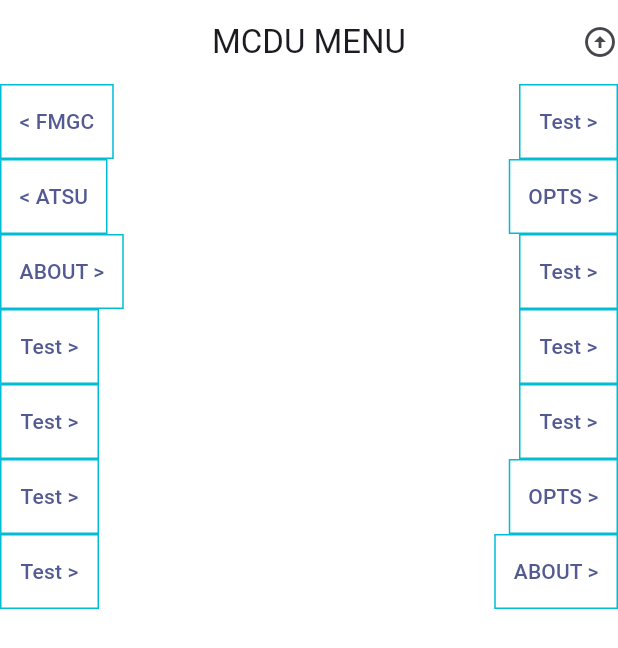
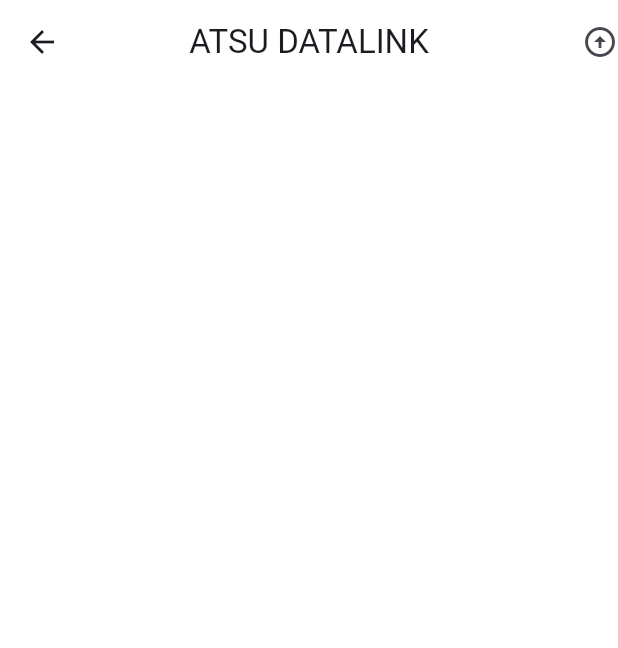
Before and after one commit to wotanut/papl-cw, a Flutter app: the screen it shows after launch, after a tap on an icon or button, on a phone screen of 412 x 824 dp. Shown: the top 648 px of the screen. Run offline on Flutter 3.47's test engine with Material 3 defaults, Android fonts, the phone set to English and light mode, and no system bars.

Commit message:
Add callback functionality to mcduEntryBTN and create DlkPage for navigation

```diff
--- a/app/lib/button.dart
+++ b/app/lib/button.dart
@@ -4,10 +4,15 @@
   final int slk; // slk = Select Key
   final bool isRightSide;
   final String title;
+  final VoidCallback callback;
   // FIXME- Add link to page
 
   const mcduEntryBTN(
-      {super.key, this.slk = 1, this.isRightSide = false, this.title = "Test"});
+      {super.key,
+      this.slk = 1,
+      this.isRightSide = false,
+      this.title = "Test",
+      required this.callback});
 
   @override
   State<mcduEntryBTN> createState() => _mcduEntryBTNState();
@@ -18,17 +23,16 @@
   Widget build(BuildContext context) {
     var actualTitle = widget.title;
     if (widget.isRightSide) {
+      actualTitle = "${widget.title} >";
+    } else {
       actualTitle = "< ${widget.title}";
-    } else if (!widget.isRightSide) {
-      actualTitle = "${widget.title} >";
     }
 
     return Container(
         decoration: BoxDecoration(border: Border.all(color: Colors.cyan)),
         child: TextButton(
-            child: Text(actualTitle),
-            onPressed: () {
-              print("Clicked");
-            }));
+          child: Text(actualTitle),
+          onPressed: widget.callback,
+        ));
   }
 }
--- a/app/lib/main.dart
+++ b/app/lib/main.dart
@@ -1,5 +1,6 @@
 import 'package:app/button.dart';
 import 'package:app/mcduPage.dart';
+import 'package:app/pages/dlk.dart';
 import 'package:flutter/material.dart';
 
 void main() {
@@ -82,44 +83,51 @@
           "MCDU MENU",
         ),
       ),
-      body: const Center(
+      body: Center(
           // Center is a layout widget. It takes a single child and positions it
           // in the middle of the parent.
           child: Mcdupage(slkButtons: [
+        // mcduEntryBTN(
+        //   title: "FMGC",
+        //   slk: 1,
+        // ),
+        // mcduEntryBTN(),
         mcduEntryBTN(
-          isRightSide: true,
-          title: "FMGC",
-          slk: 1,
-        ),
-        mcduEntryBTN(),
-        mcduEntryBTN(
-          isRightSide: true,
+          callback: () {
+            Navigator.push(
+              context,
+              MaterialPageRoute(builder: (context) => const DlkPage()),
+            );
+            print("Navigated");
+          },
           title: "ATSU",
           slk: 2,
         ),
-        mcduEntryBTN(
-          title: "OPTS",
-          slk: 5,
-        ),
-        mcduEntryBTN(
-          title: "ABOUT",
-          slk: 6,
-        ),
-        mcduEntryBTN(),
-        mcduEntryBTN(),
-        mcduEntryBTN(),
-        mcduEntryBTN(),
-        mcduEntryBTN(),
-        mcduEntryBTN(),
-        mcduEntryBTN(
-          title: "OPTS",
-          slk: 5,
-        ),
-        mcduEntryBTN(),
-        mcduEntryBTN(
-          title: "ABOUT",
-          slk: 6,
-        )
+        // mcduEntryBTN(
+        //   isRightSide: true,
+        //   title: "OPTS",
+        //   slk: 5,
+        // ),
+        // mcduEntryBTN(
+        //   isRightSide: true,
+        //   title: "ABOUT",
+        //   slk: 6,
+        // ),
+        // mcduEntryBTN(),
+        // mcduEntryBTN(),
+        // mcduEntryBTN(),
+        // mcduEntryBTN(),
+        // mcduEntryBTN(),
+        // mcduEntryBTN(),
+        // mcduEntryBTN(
+        //   title: "OPTS",
+        //   slk: 5,
+        // ),
+        // mcduEntryBTN(),
+        // mcduEntryBTN(
+        //   title: "ABOUT",
+        //   slk: 6,
+        // )
       ])),
     );
   }
--- a/app/lib/mcduPage.dart
+++ b/app/lib/mcduPage.dart
@@ -16,20 +16,17 @@
   @override
   Widget build(BuildContext context) {
     // NOTE - Can't use for each because need to jump up by two each time
-    return Container(
-      child: Column(
+    return Column(
       children: [
         for (int i = 0; i < widget.slkButtons.length; i += 2)
           Row(
             mainAxisAlignment: MainAxisAlignment.spaceBetween,
             children: [
               widget.slkButtons[i],
-                widget.slkButtons[i + 1],
+              // widget.slkButtons[i + 1],
             ],
           )
       ],
-      ),
-      // TODO - Add Text Entry Box / Error Box here
     );
   }
 }
--- /dev/null
+++ b/app/lib/pages/dlk.dart
@@ -0,0 +1,71 @@
+import 'package:app/mcduPage.dart';
+import 'package:flutter/material.dart';
+
+class DlkPage extends StatefulWidget {
+  const DlkPage({super.key});
+
+  @override
+  State<DlkPage> createState() => _DlkPageState();
+}
+
+class _DlkPageState extends State<DlkPage> {
+  @override
+  Widget build(BuildContext context) {
+    // This method is rerun every time setState is called, for instance as done
+    // by the _incrementCounter method above.
+    //
+    // The Flutter framework has been optimized to make rerunning build methods
+    // fast, so that you can just rebuild anything that needs updating rather
+    // than having to individually change instances of widgets.
+    return Scaffold(
+      appBar: AppBar(
+        centerTitle: true, // For anroid, defualt on iOS
+        // FIXME: make button to push on DDU
+        actions: const [Icon(Icons.arrow_circle_up_sharp)],
+        title: const Text(
+          "ATSU DATALINK",
+        ),
+      ),
+      body: const Center(
+          // Center is a layout widget. It takes a single child and positions it
+          // in the middle of the parent.
+          child: Mcdupage(slkButtons: [
+        // mcduEntryBTN(
+        //   title: "ATC MENU",
+        //   slk: 1,
+        // ),
+        // mcduEntryBTN(),
+        // mcduEntryBTN(
+        //   isRightSide: true,
+        //   title: "AOC MENU",
+        //   slk: 2,
+        // ),
+        //   mcduEntryBTN(
+        //     isRightSide: true,
+        //     title: "OPTS",
+        //     slk: 5,
+        //   ),
+        //   mcduEntryBTN(
+        //     isRightSide: true,
+        //     title: "ABOUT",
+        //     slk: 6,
+        //   ),
+        //   mcduEntryBTN(),
+        //   mcduEntryBTN(),
+        //   mcduEntryBTN(),
+        //   mcduEntryBTN(),
+        //   mcduEntryBTN(),
+        //   mcduEntryBTN(),
+        //   mcduEntryBTN(
+        //     title: "OPTS",
+        //     slk: 5,
+        //   ),
+        //   mcduEntryBTN(),
+        //   mcduEntryBTN(
+        //     title: "ABOUT",
+        //     slk: 6,
+        //   )
+      ])),
+    );
+  }
+}
```
Lines whose indentation alone changed are shown as unchanged.
